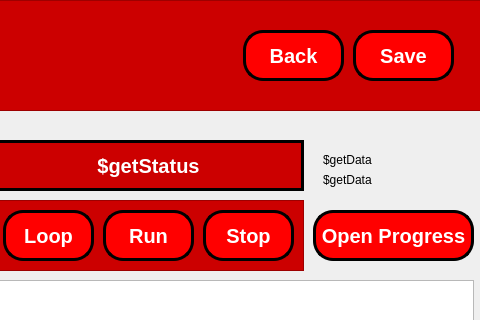
The window that view.ui (marsel23xxx/rpa-stoneguard) describes before a commit, drawn with Qt 5; both pictures show x 807 to 1287 and y 0 to 320 of the 1287 by 763 pixel window.
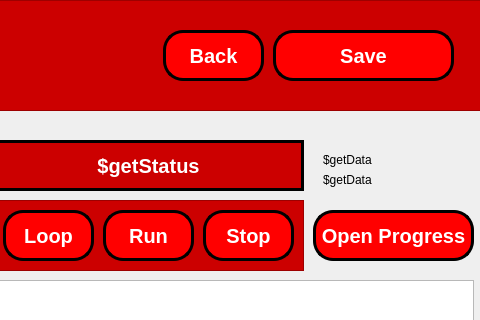
The same window after the commit. The open tabs and pages were chosen to show the change.

```diff
--- a/view.ui
+++ b/view.ui
@@ -2833,7 +2833,7 @@
       <widget class="QPushButton" name="btRunningProjectKembali">
        <property name="geometry">
         <rect>
-         <x>1050</x>
+         <x>970</x>
          <y>30</y>
          <width>101</width>
          <height>51</height>
@@ -2930,9 +2930,9 @@
       <widget class="QPushButton" name="btRunningProjectSimpan">
        <property name="geometry">
         <rect>
-         <x>1160</x>
+         <x>1080</x>
          <y>30</y>
-         <width>101</width>
+         <width>181</width>
          <height>51</height>
         </rect>
        </property>
```
Left out of the diff: 2 changed lines with no effect on the pictures.
